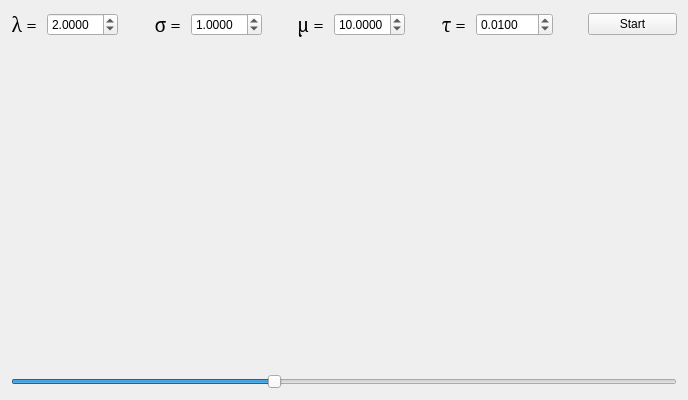
The window that NewLab_GUI/NewLab_GUI.ui (Cvelth/Comp_Simulation_Projects) describes before a commit, drawn with Qt 5.
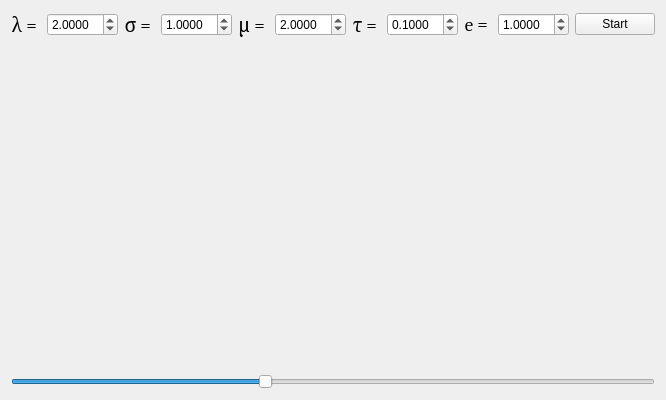
The same window after the commit.

What changed in the file:
```diff
--- a/NewLab_GUI/NewLab_GUI.ui
+++ b/NewLab_GUI/NewLab_GUI.ui
@@ -6,7 +6,7 @@
    <rect>
     <x>0</x>
     <y>0</y>
-    <width>688</width>
+    <width>653</width>
     <height>400</height>
    </rect>
   </property>
@@ -15,7 +15,7 @@
   </property>
   <layout class="QVBoxLayout" name="verticalLayout_2" stretch="1,10,1">
    <item>
-    <layout class="QHBoxLayout" name="horizontalLayout_3" stretch="0,1,1,0,1,1,0,1,1,0,1,1,3">
+    <layout class="QHBoxLayout" name="horizontalLayout_3" stretch="0,1,1,0,1,1,0,1,1,0,1,1,0,1,0,3">
      <item>
       <widget class="QLabel" name="label">
        <property name="font">
@@ -125,7 +125,7 @@
         <double>0.010000000000000</double>
        </property>
        <property name="value">
-        <double>10.000000000000000</double>
+        <double>2.000000000000000</double>
        </property>
       </widget>
      </item>
@@ -164,10 +164,10 @@
         <number>4</number>
        </property>
        <property name="maximum">
-        <double>100.000000000000000</double>
+        <double>99.999899999999997</double>
        </property>
        <property name="value">
-        <double>0.010000000000000</double>
+        <double>0.100000000000000</double>
        </property>
       </widget>
      </item>
@@ -184,6 +184,48 @@
        </property>
       </spacer>
      </item>
+     <item>
+      <widget class="QLabel" name="label_5">
+       <property name="font">
+        <font>
+         <family>Cambria</family>
+         <pointsize>14</pointsize>
+        </font>
+       </property>
+       <property name="text">
+        <string>e = </string>
+       </property>
+       <property name="alignment">
+        <set>Qt::AlignRight|Qt::AlignTrailing|Qt::AlignVCenter</set>
+       </property>
+      </widget>
+     </item>
+     <item>
+      <widget class="QDoubleSpinBox" name="exp">
+       <property name="decimals">
+        <number>4</number>
+       </property>
+       <property name="maximum">
+        <double>99.999899999999997</double>
+       </property>
+       <property name="value">
+        <double>1.000000000000000</double>
+       </property>
+      </widget>
+     </item>
+     <item>
+      <spacer name="horizontalSpacer_5">
+       <property name="orientation">
+        <enum>Qt::Horizontal</enum>
+       </property>
+       <property name="sizeHint" stdset="0">
+        <size>
+         <width>40</width>
+         <height>20</height>
+        </size>
+       </property>
+      </spacer>
+     </item>
      <item>
       <widget class="QPushButton" name="start">
        <property name="text">
```
